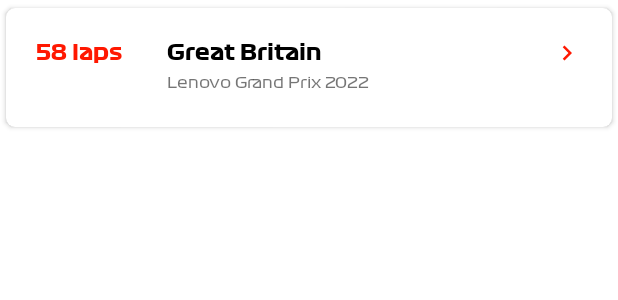
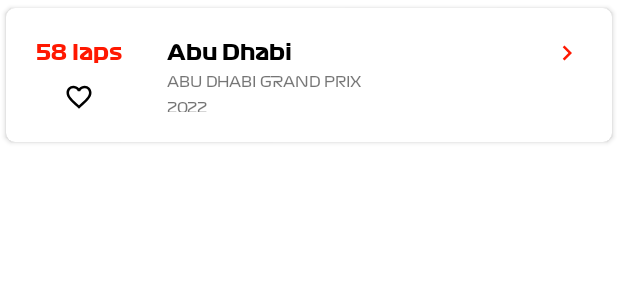
Before and after one commit to davmm96/F1Stats-Android, an Android app: the layout item_race.xml on its own in the app's theme, with its tools: preview values and no code run, on a phone screen of 412 x 824 dp. Shown: the top 300 px of the screen. Run offline under Robolectric (Android 15) with nearby library versions, the phone set to English and light mode, and no system bars.

Commit message:
Item Races with extract resources

```diff
--- a/app/src/main/res/layout/fragment_favorites.xml
+++ b/app/src/main/res/layout/fragment_favorites.xml
@@ -3,21 +3,13 @@
     xmlns:android="http://schemas.android.com/apk/res/android"
     android:layout_width="match_parent"
     android:layout_height="match_parent"
-    android:orientation="vertical"
     android:paddingEnd="@dimen/fragment_races_padding"
-    android:paddingStart="@dimen/fragment_races_padding"
-    android:paddingTop="@dimen/fragment_races_padding">
-
-    <TextView
-        android:id="@+id/tvTitle"
-        android:layout_width="match_parent"
-        android:layout_height="match_parent"
-        android:text="FAVORITES"/>
+    android:paddingTop="@dimen/fragment_races_padding"
+    android:background="@color/background_grey">
 
     <androidx.recyclerview.widget.RecyclerView
-        android:id="@+id/rvRaces"
+        android:id="@+id/rvFavorites"
         android:layout_width="match_parent"
-        android:layout_height="match_parent"
-        />
+        android:layout_height="match_parent"/>
 
 </LinearLayout>
--- a/app/src/main/res/layout/fragment_races.xml
+++ b/app/src/main/res/layout/fragment_races.xml
@@ -3,22 +3,13 @@
     xmlns:android="http://schemas.android.com/apk/res/android"
     android:layout_width="match_parent"
     android:layout_height="match_parent"
-    android:orientation="vertical"
     android:paddingEnd="@dimen/fragment_races_padding"
-    android:paddingStart="@dimen/fragment_races_padding"
     android:paddingTop="@dimen/fragment_races_padding"
-    android:background="@color/grey">
-
-    <TextView
-        android:id="@+id/tvTitle"
-        android:layout_width="match_parent"
-        android:layout_height="match_parent"
-        android:text="SEASON 2022"/>
+    android:background="@color/background_grey">
 
     <androidx.recyclerview.widget.RecyclerView
         android:id="@+id/rvRaces"
         android:layout_width="match_parent"
-        android:layout_height="match_parent"
-        />
+        android:layout_height="match_parent"/>
 
 </LinearLayout>
--- a/app/src/main/res/layout/fragment_settings.xml
+++ b/app/src/main/res/layout/fragment_settings.xml
@@ -3,11 +3,9 @@
     android:layout_width="match_parent"
     android:layout_height="match_parent">
 
-
     <TextView
         android:layout_width="match_parent"
         android:layout_height="match_parent"
-        android:text="SETTINGS"
-        />
+        android:text="SETTINGS"/>
 
 </androidx.constraintlayout.widget.ConstraintLayout>
--- a/app/src/main/res/layout/item_race.xml
+++ b/app/src/main/res/layout/item_race.xml
@@ -2,20 +2,20 @@
 <androidx.cardview.widget.CardView
     xmlns:android="http://schemas.android.com/apk/res/android"
     xmlns:tools="http://schemas.android.com/tools"
+    xmlns:app="http://schemas.android.com/apk/res-auto"
     android:layout_width="match_parent"
-    android:layout_height="90dp"
-    xmlns:app="http://schemas.android.com/apk/res-auto"
+    android:layout_height="@dimen/race_item_height"
     app:cardBackgroundColor="@color/white"
-    app:cardCornerRadius="6dp"
+    app:cardCornerRadius="@dimen/race_item_corner"
     app:cardUseCompatPadding="true">
 
     <RelativeLayout
         android:layout_width="match_parent"
         android:layout_height="match_parent"
-        android:layout_margin="20dp">
+        android:layout_margin="@dimen/race_item_margin">
 
         <TextView
-            android:id="@+id/laps"
+            android:id="@+id/tv_laps"
             android:layout_width="wrap_content"
             android:layout_height="wrap_content"
             tools:text="58 laps"
@@ -24,36 +24,55 @@
             android:layout_alignParentTop="true"
             android:layout_alignParentStart="true"/>
 
+        <ImageView
+            android:id="@+id/iv_favorite"
+            android:layout_width="@dimen/race_favorite_size"
+            android:layout_height="@dimen/race_favorite_size"
+            android:src="@drawable/ic_baseline_favorite_off_24"
+            android:layout_alignStart="@id/tv_laps"
+            android:layout_alignEnd="@id/tv_laps"
+            android:layout_alignBottom="@id/tv_season"
+            android:clickable="true"/>
+
         <TextView
-            android:id="@+id/racename"
+            android:id="@+id/tv_country"
             android:layout_width="wrap_content"
             android:layout_height="wrap_content"
             android:layout_alignParentTop="true"
-            android:layout_marginLeft="30dp"
-            android:layout_toEndOf="@id/laps"
+            android:layout_marginLeft="@dimen/race_item_country_margin"
+            android:layout_toEndOf="@id/tv_laps"
             android:textColor="@color/black"
             android:textStyle="bold"
-            tools:text="Great Britain" />
+            tools:text="Abu Dhabi" />
 
-        <TextView android:id="@+id/iv_hotel_favorite"
+        <TextView
+            android:id="@+id/tv_name"
             android:layout_width="wrap_content"
             android:layout_height="wrap_content"
-            android:layout_below="@id/racename"
-            android:layout_alignStart="@id/racename"
-            tools:text="Lenovo Grand Prix 2022"
-            android:textSize="10dp"
-            android:layout_marginRight="5dp"
-            android:layout_marginTop="5dp"/>
+            android:layout_below="@id/tv_country"
+            android:layout_alignStart="@id/tv_country"
+            tools:text="Abu Dhabi Grand Prix"
+            android:textAllCaps="true"
+            android:textSize="@dimen/race_item_name_size"
+            android:layout_marginTop="@dimen/race_item_name_margin"/>
 
-        <ImageView android:id="@+id/arrow"
-            android:layout_width="20dp"
-            android:layout_height="20dp"
+        <TextView
+            android:id="@+id/tv_season"
+            android:layout_width="wrap_content"
+            android:layout_height="wrap_content"
+            android:layout_below="@id/tv_name"
+            android:layout_alignStart="@id/tv_name"
+            tools:text="2022"
+            android:textSize="@dimen/race_item_name_size"
+            android:layout_marginTop="@dimen/race_item_name_margin"/>
+
+        <ImageView
+            android:id="@+id/arrow"
+            android:layout_width="@dimen/race_item_arrow_size"
+            android:layout_height="@dimen/race_item_arrow_size"
             android:src="@drawable/ic_baseline_keyboard_arrow_right_24"
             android:layout_alignParentEnd="true"
-            android:layout_marginLeft="5dp"/>
-
-
-
+            android:clickable="true"/>
 
     </RelativeLayout>
 
--- a/app/src/main/res/values/colors.xml
+++ b/app/src/main/res/values/colors.xml
@@ -2,6 +2,7 @@
 <resources>
     <color name="primary">#FF1801</color>
     <color name="secondary">#FFFFFFFF</color>
+    <color name="background_grey">#C3C3C3</color>
     <color name="purple_200">#FFBB86FC</color>
     <color name="purple_500">#FF6200EE</color>
     <color name="purple_700">#FF3700B3</color>
@@ -9,5 +10,4 @@
     <color name="teal_700">#FF018786</color>
     <color name="black">#FF000000</color>
     <color name="white">#FFFFFFFF</color>
-    <color name="grey">#C3C3C3</color>
 </resources>
--- a/app/src/main/res/values/dimens.xml
+++ b/app/src/main/res/values/dimens.xml
@@ -1,4 +1,12 @@
 <?xml version="1.0" encoding="utf-8"?>
 <resources>
-    <dimen name="fragment_races_padding">24dp</dimen>
+    <dimen name="fragment_races_padding">20dp</dimen>
+    <dimen name="race_item_height">100dp</dimen>
+    <dimen name="race_item_corner">6dp</dimen>
+    <dimen name="race_item_margin">20dp</dimen>
+    <dimen name="race_favorite_size">20dp</dimen>
+    <dimen name="race_item_country_margin">30dp</dimen>
+    <dimen name="race_item_name_size">9sp</dimen>
+    <dimen name="race_item_name_margin">5dp</dimen>
+    <dimen name="race_item_arrow_size">20dp</dimen>
 </resources>
```
